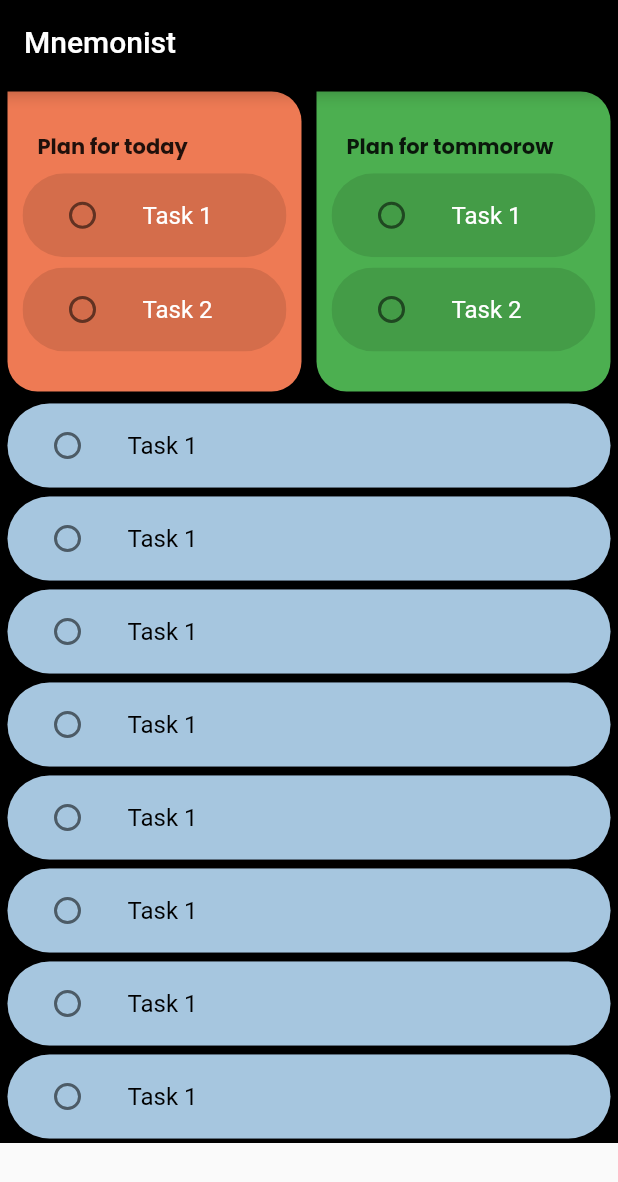
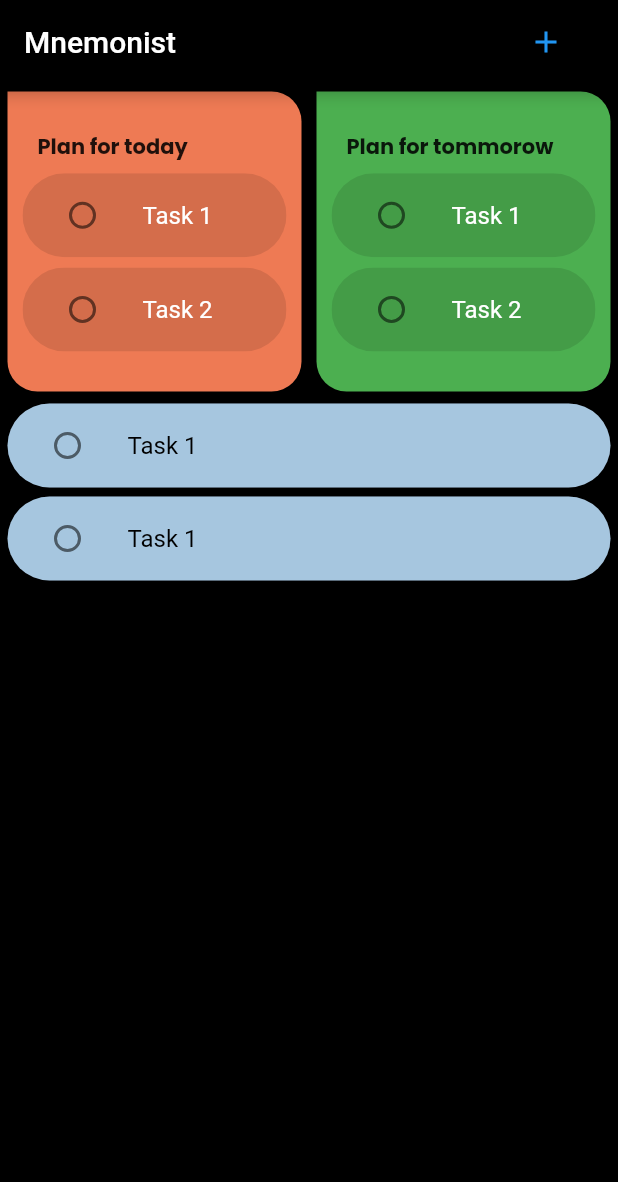
Before and after one commit to itsmeberwyn/flutter-note-app, a Flutter app: the HomeScreen screen opened directly, on a phone screen of 412 x 824 dp. Shown: the top 1182 px of the screen. Run offline on Flutter 3.47's test engine with Material 2 defaults, Android fonts, the phone set to English and light mode, and no system bars; our stand-ins replace flutter_keyboard_visibility.

Commit message:
Create task screen

```diff
--- a/lib/screens/home.screen.dart
+++ b/lib/screens/home.screen.dart
@@ -2,6 +2,7 @@ import 'package:flutter/material.dart';
 import 'package:note_app/utils/global_colors.dart';
 import 'package:note_app/widgets/task_model2_widget.dart';
 import 'package:note_app/widgets/task_widget.dart';
+import 'task.screen.dart';
 
 class HomeScreen extends StatefulWidget {
   const HomeScreen({super.key});
@@ -17,9 +18,28 @@ class _HomeScreenState extends State<HomeScreen> {
       appBar: AppBar(
         backgroundColor: Colors.black,
         automaticallyImplyLeading: false,
-        title: const Text("Mnemonist"),
+        title: Row(
+          mainAxisAlignment: MainAxisAlignment.spaceBetween,
+          children: [
+            const Text("Mnemonist"),
+            TextButton(
+              onPressed: () {
+                Navigator.of(context).push(
+                  MaterialPageRoute(
+                    builder: (BuildContext context) {
+                      return const AddTask(screenName: "Add Task");
+                    },
                   ),
-      body: CustomScrollView(
+                );
+              },
+              child: const Icon(Icons.add),
+            )
+          ],
+        ),
+      ),
+      body: Container(
+        color: Colors.black,
+        child: CustomScrollView(
           slivers: [
             SliverList(
               delegate: SliverChildBuilderDelegate(
@@ -51,12 +71,6 @@ class _HomeScreenState extends State<HomeScreen> {
                             children: const [
                               TaskWidget(),
                               TaskWidget(),
-                            TaskWidget(),
-                            TaskWidget(),
-                            TaskWidget(),
-                            TaskWidget(),
-                            TaskWidget(),
-                            TaskWidget(),
                             ],
                           ),
                         ),
@@ -69,6 +83,7 @@ class _HomeScreenState extends State<HomeScreen> {
             ),
           ],
         ),
+      ),
     );
   }
 }
```
Also changed, not shown: lib/screens/task.screen.dart (added, +140 -0 lines). Lines whose indentation alone changed are shown as unchanged.
